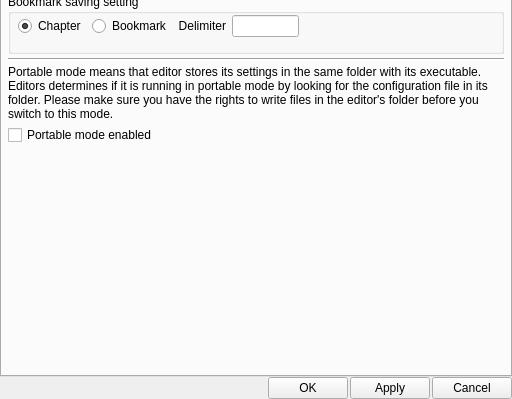
Old version of the form vsedit/src/settings/settings_dialog.ui in the repository AkarinVS/vapoursynth-editor-2; both pictures show x 0 to 512 and y 266 to 665 of the 512 by 665 pixel window.
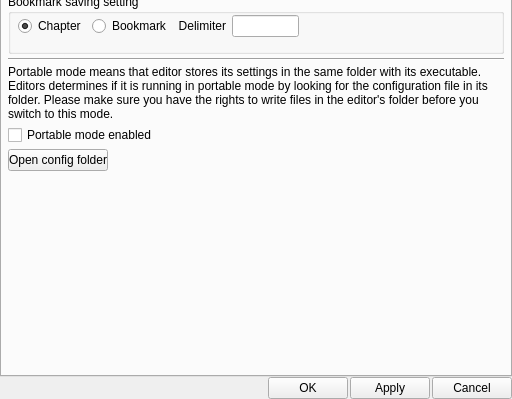
New version of the form.

Commit message: - Added a button in settings to open the config file folder

```diff
--- a/vsedit/src/settings/settings_dialog.ui
+++ b/vsedit/src/settings/settings_dialog.ui
@@ -340,6 +340,22 @@
          </property>
         </widget>
        </item>
+       <item>
+        <widget class="QPushButton" name="settingsFileDirButton">
+         <property name="maximumSize">
+          <size>
+           <width>100</width>
+           <height>16777215</height>
+          </size>
+         </property>
+         <property name="text">
+          <string>Open config folder</string>
+         </property>
+         <property name="autoDefault">
+          <bool>false</bool>
+         </property>
+        </widget>
+       </item>
        <item>
         <spacer name="verticalSpacer">
          <property name="orientation">
```
The commit also changes 4 other files.
